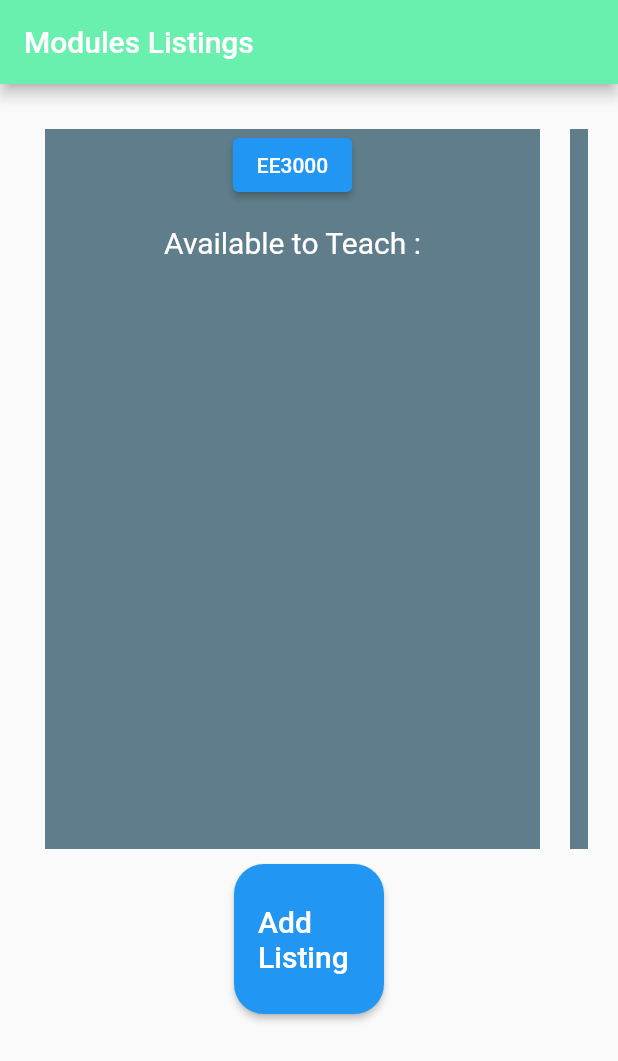
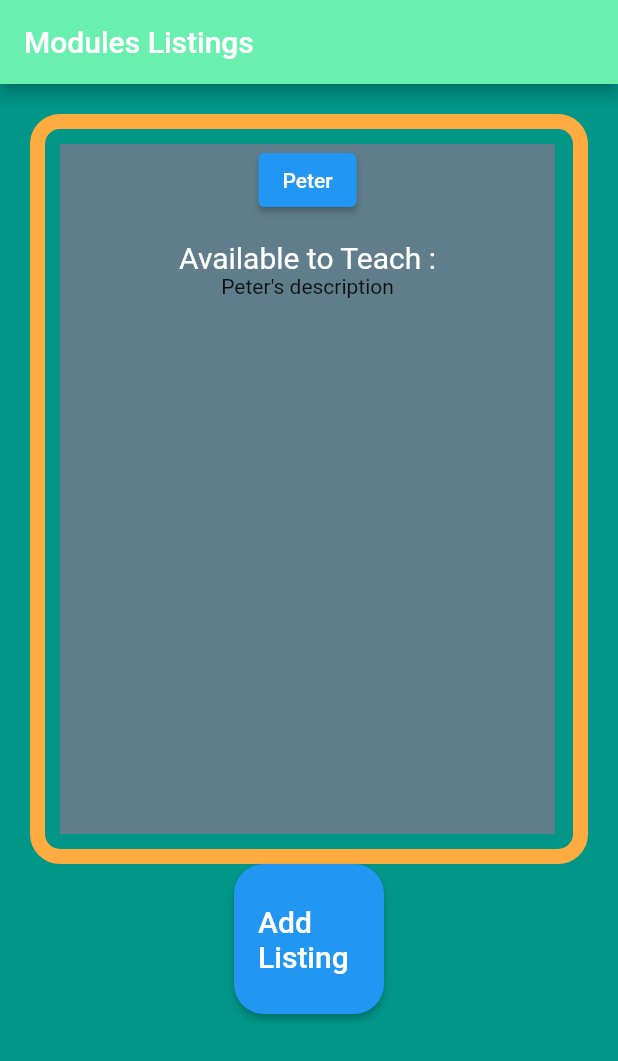
Before and after one commit to Damiencqh/DIP034, a Flutter app: the screen it shows after launch, on a phone screen of 412 x 824 dp. Shown: the top 1061 px of the screen. Run offline on Flutter 3.47's test engine with Material 2 defaults, Android fonts, the phone set to English and light mode, and no system bars.

Commit message:
Update main.dart

```diff
--- a/lib/main.dart
+++ b/lib/main.dart
@@ -19,10 +19,14 @@ class Home extends  StatefulWidget {
 }
 
 class _HomeState extends State<Home> {
-  List<String> tutName = ["EE3000", "EE3002", "EE30004", "EE3006", "EE3008", "EE3010"]; //implement database
-  List<String> description = ["EE1","EE2","EE3","EE4","EE5","EE6"];
+  List<String> tutName = ["Peter", "Parker", "Spid", "Derman", "Peter", "4"]; //implement database
+  List<String> description = ["error no description found","Peter's description",
+    " Parker's description","Spid's description","EE4","EE5","EE6"];
+  List<String> description2 = ["error no description found 2","Peter's description2",
+    " Parker's description2","Spid's description2 ","EE4","EE5","EE6"];
 
   @override
+
   Widget build(BuildContext context) {
     return Scaffold(
         appBar: AppBar(
@@ -31,12 +35,23 @@ class _HomeState extends State<Home> {
         ),
 
         body: Container(
+          color: Colors.teal,
             padding: EdgeInsets.all(20),
             child: Column(
                 children: [
+                  //Column(
+                  //  height: 50,
+                 // ),
 
                   Container(
                       height: 500,
+                      decoration: BoxDecoration(
+                          border: Border.all(
+                            color: Colors.orangeAccent,
+                            width: 10,
+                          ),
+                          borderRadius: BorderRadius.all(Radius.circular(20))
+                      ),
                       child: ListView(
                         scrollDirection: Axis.horizontal,
                         children: tutName.map((names) {
@@ -79,6 +94,7 @@ class _HomeState extends State<Home> {
         width: 330,
         color: Colors.blueGrey,
 
+
         child:
         Column(
             children: [
@@ -101,12 +117,48 @@ class _HomeState extends State<Home> {
                   color:Colors.white,
                 ),
               ),
-                    Text(''), // for subjects to teach (variable)
+              Text(printText(name)),
 
 
             ]
         )
     );
+  }
+
+  String printText (String name) {
+    name=name;
+
+    switch(name) {
+      case 'Peter':
+        return description[1];
+
+      case 'Parker':
+        return description[2];
+
+      case 'Spid':
+        return description[3];
+
+      default:
+        return description[0]; // If name not found in list display error message
+    }
+  }
+
+  int desCheck (String name) {
+    name=name;
+
+    switch(name) {
+      case 'Peter':
+        return 1;
+
+      case 'Parker':
+        return 2;
+
+      case 'Spid':
+        return 3;
+
+      default:
+        return 0; // If name not found in list display error message
+    }
   }
 }
 
@@ -128,7 +180,7 @@ class SecondRoute extends StatelessWidget {
                 Container(
                   padding: const EdgeInsets.only(bottom: 8),
                   child: const Text(
-                    'DUNO',
+                    'Peter',
                     style: TextStyle(
                       fontWeight: FontWeight.bold,
                     ),
@@ -235,4 +287,6 @@ class SecondRoute extends StatelessWidget {
       ],
     );
   }
+
+
 }
```
Lines whose indentation alone changed are shown as unchanged.
